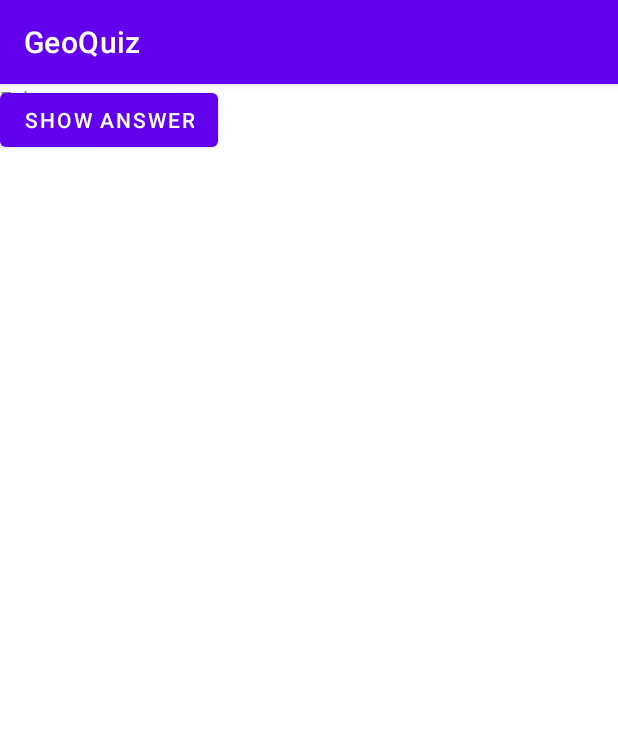
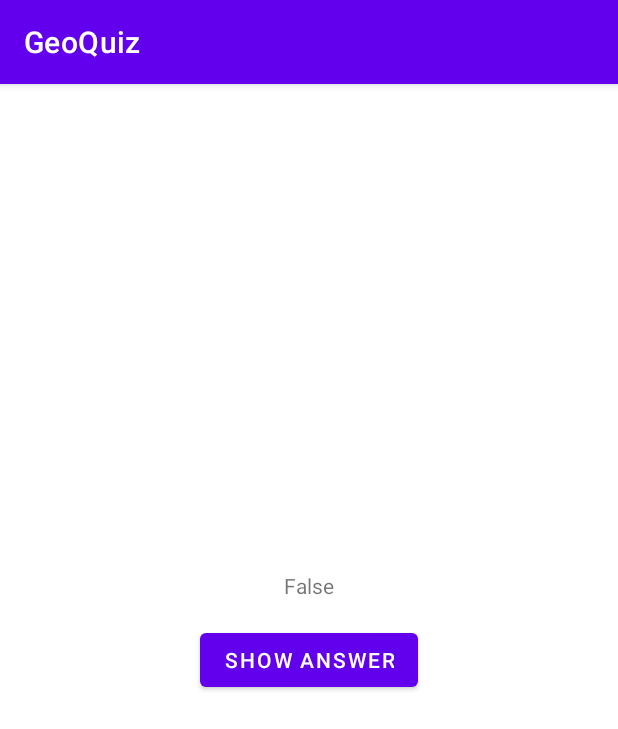
Before and after one commit to Salad7/BigNerdRanch-Android, an Android app: the CheatActivity screen opened directly, with no data from a screen before it, after a tap on "SHOW ANSWER", on a phone screen of 412 x 824 dp. Shown: the top 729 px of the screen. Run offline under Robolectric (Android 15) with nearby library versions, the phone set to English and light mode, and no system bars.

Commit message:
pg 110 finished

```diff
--- a/GeoQuiz/app/src/main/java/com/example/geoquiz/CheatActivity.java
+++ b/GeoQuiz/app/src/main/java/com/example/geoquiz/CheatActivity.java
@@ -1,5 +1,6 @@
 package com.example.geoquiz;
 
+import android.content.Intent;
 import android.os.Bundle;
 import android.view.View;
 import android.widget.Button;
@@ -29,8 +30,15 @@ public class CheatActivity extends AppCompatActivity {
                     mAnswerTextView.setText(R.string.false_button);
 
                 }
+                setAnswerShownResult(true);
             }
         });
 
     }
+
+    private void setAnswerShownResult(boolean isAnswerShown){
+        Intent data = new Intent();
+        data.putExtra("cheater",isAnswerShown);
+        setResult(RESULT_OK,data);
+    }
 }
--- a/GeoQuiz/app/src/main/res/layout/activity_cheat.xml
+++ b/GeoQuiz/app/src/main/res/layout/activity_cheat.xml
@@ -1,5 +1,6 @@
 <?xml version="1.0" encoding="utf-8"?>
 <androidx.constraintlayout.widget.ConstraintLayout xmlns:android="http://schemas.android.com/apk/res/android"
+    xmlns:app="http://schemas.android.com/apk/res-auto"
     xmlns:tools="http://schemas.android.com/tools"
     android:text="@string/warning_text"
     android:layout_width="match_parent"
@@ -11,15 +12,18 @@
         android:layout_width="wrap_content"
         android:layout_height="wrap_content"
         android:text="@string/show_answer_button"
-        tools:layout_editor_absoluteX="161dp"
-        tools:layout_editor_absoluteY="378dp" />
-
+        app:layout_constraintBottom_toBottomOf="parent"
+        app:layout_constraintEnd_toEndOf="parent"
+        app:layout_constraintStart_toStartOf="parent"
+        app:layout_constraintTop_toTopOf="parent" />
 
 
     <TextView
         android:id="@+id/answerTextView"
         android:layout_width="wrap_content"
+        android:layout_marginBottom="16dp"
         android:layout_height="wrap_content"
-        tools:layout_editor_absoluteX="179dp"
-        tools:layout_editor_absoluteY="221dp" />
+        app:layout_constraintBottom_toTopOf="@+id/showAnswerButton"
+        app:layout_constraintEnd_toEndOf="parent"
+        app:layout_constraintStart_toStartOf="parent" />
 </androidx.constraintlayout.widget.ConstraintLayout>
```
Also changed, not shown: GeoQuiz/app/src/main/java/com/example/geoquiz/MainActivity.java (+31 -6 lines).
